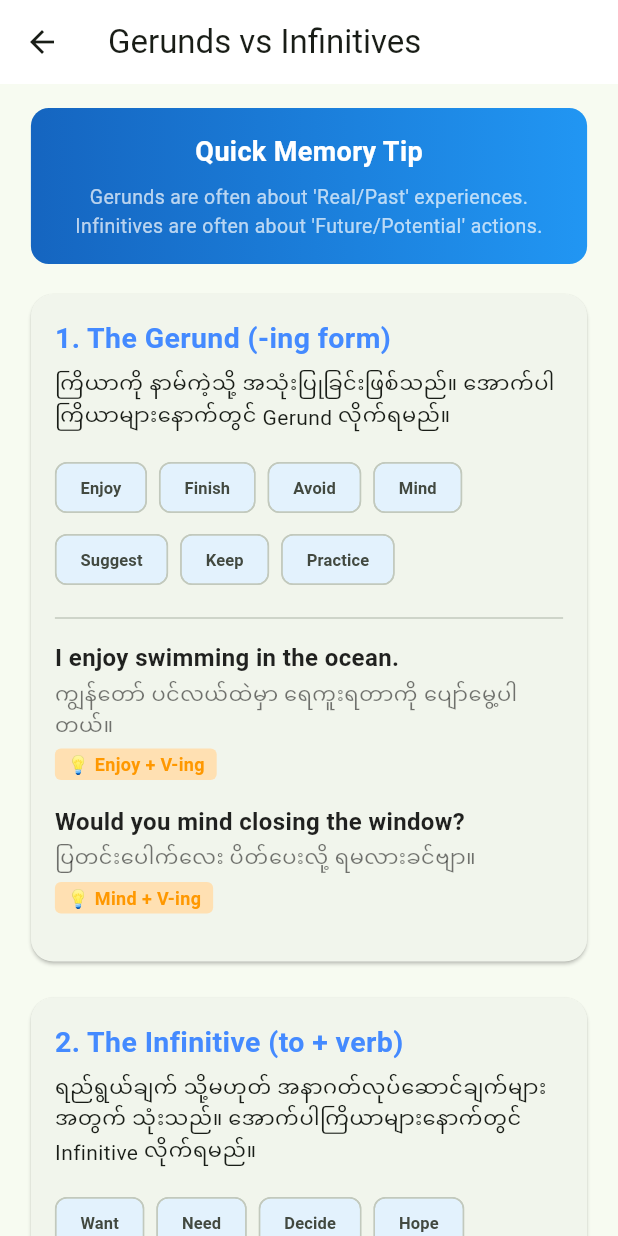
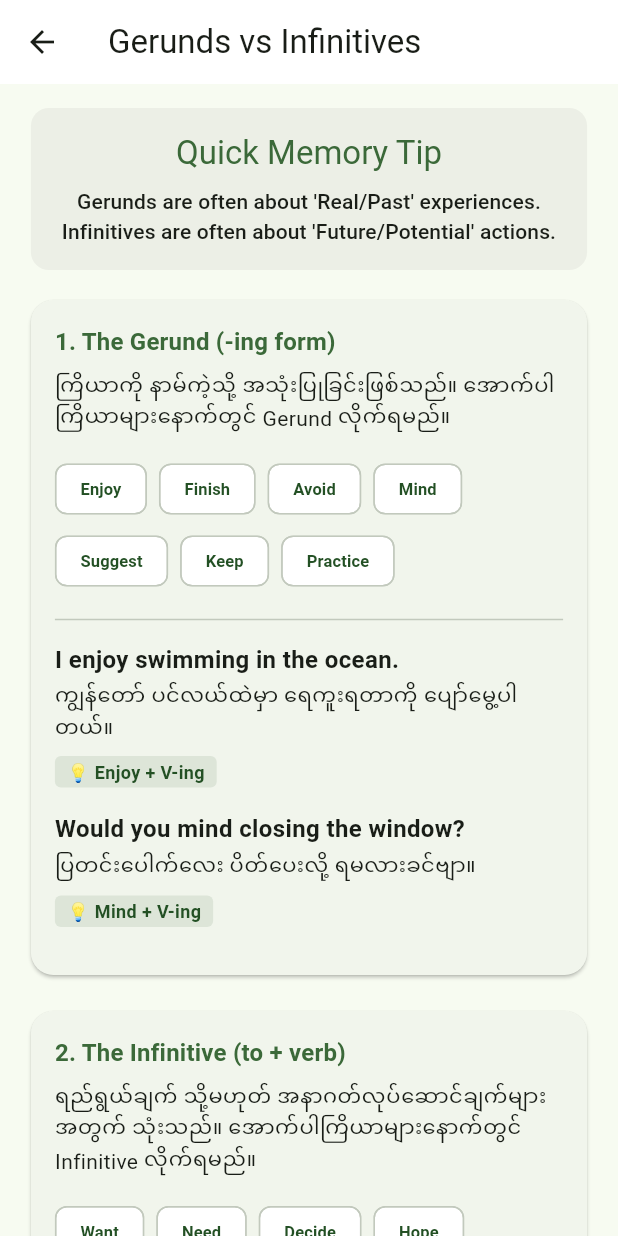
Before and after one commit to thanwannahtun/PerfectEnglish, a Flutter app: the GerundsVsInfinitivesScreen screen opened directly, on a phone screen of 412 x 824 dp. Run offline on Flutter 3.47's test engine with Material 3 defaults, Android fonts, the phone set to English and light mode, and no system bars; our stand-ins replace audioplayers; Roboto replaces fonts that are missing (Pyidaungsu).

Commit message:
Theme: Dark Mode

```diff
--- a/lib/grammer_section/articles_detail_screen.dart
+++ b/lib/grammer_section/articles_detail_screen.dart
@@ -108,7 +108,6 @@ class ArticlesDetailScreen extends StatelessWidget {
                     vertical: 6,
                   ),
                   decoration: BoxDecoration(
-                    // color: Colors.grey.shade200,
                     color: Theme.of(
                       context,
                     ).colorScheme.onPrimaryContainer.withAlpha(25),
--- a/lib/grammer_section/gerunds_vs_infinitives_screen.dart
+++ b/lib/grammer_section/gerunds_vs_infinitives_screen.dart
@@ -1,5 +1,3 @@
-
-
 // This is one of the most challenging areas for advanced learners because
 // there isn't always a simple "mathematical" rule.
 // It often depends on the specific verb that comes before.
@@ -24,64 +22,83 @@ class GerundsVsInfinitivesScreen extends StatelessWidget {
   final List<Map<String, dynamic>> grammarData = const [
     {
       'type': '1. The Gerund (-ing form)',
-      'desc': 'ကြိယာကို နာမ်ကဲ့သို့ အသုံးပြုခြင်းဖြစ်သည်။ အောက်ပါကြိယာများနောက်တွင် Gerund လိုက်ရမည်။',
-      'keywords': ['Enjoy', 'Finish', 'Avoid', 'Mind', 'Suggest', 'Keep', 'Practice'],
+      'desc':
+          'ကြိယာကို နာမ်ကဲ့သို့ အသုံးပြုခြင်းဖြစ်သည်။ အောက်ပါကြိယာများနောက်တွင် Gerund လိုက်ရမည်။',
+      'keywords': [
+        'Enjoy',
+        'Finish',
+        'Avoid',
+        'Mind',
+        'Suggest',
+        'Keep',
+        'Practice',
+      ],
       'examples': [
         {
           'en': 'I enjoy swimming in the ocean.',
           'mm': 'ကျွန်တော် ပင်လယ်ထဲမှာ ရေကူးရတာကို ပျော်မွေ့ပါတယ်။',
-          'note': 'Enjoy + V-ing'
+          'note': 'Enjoy + V-ing',
         },
         {
           'en': 'Would you mind closing the window?',
           'mm': 'ပြတင်းပေါက်လေး ပိတ်ပေးလို့ ရမလားခင်ဗျာ။',
-          'note': 'Mind + V-ing'
-        }
-      ]
+          'note': 'Mind + V-ing',
+        },
+      ],
     },
     {
       'type': '2. The Infinitive (to + verb)',
-      'desc': 'ရည်ရွယ်ချက် သို့မဟုတ် အနာဂတ်လုပ်ဆောင်ချက်များအတွက် သုံးသည်။ အောက်ပါကြိယာများနောက်တွင် Infinitive လိုက်ရမည်။',
-      'keywords': ['Want', 'Need', 'Decide', 'Hope', 'Promise', 'Plan', 'Agree'],
+      'desc':
+          'ရည်ရွယ်ချက် သို့မဟုတ် အနာဂတ်လုပ်ဆောင်ချက်များအတွက် သုံးသည်။ အောက်ပါကြိယာများနောက်တွင် Infinitive လိုက်ရမည်။',
+      'keywords': [
+        'Want',
+        'Need',
+        'Decide',
+        'Hope',
+        'Promise',
+        'Plan',
+        'Agree',
+      ],
       'examples': [
         {
           'en': 'I decided to move to a new city.',
           'mm': 'မြို့အသစ်ကို ပြောင်းဖို့ ကျွန်တော် ဆုံးဖြတ်လိုက်တယ်။',
-          'note': 'Decide + to V1'
+          'note': 'Decide + to V1',
         },
         {
           'en': 'She promised to help me.',
           'mm': 'သူမ ကျွန်တော့်ကို ကူညီမယ်လို့ ကတိပေးခဲ့တယ်။',
-          'note': 'Promise + to V1'
-        }
-      ]
+          'note': 'Promise + to V1',
+        },
+      ],
     },
     {
       'type': '3. Meaning Change (အဓိပ္ပာယ်ပြောင်းလဲမှု)',
-      'desc': 'အချို့ကြိယာများသည် Gerund သို့မဟုတ် Infinitive သုံးပုံပေါ်မူတည်၍ အဓိပ္ပာယ်ကွဲပြားသွားတတ်သည်။ (အဆင့်မြင့် ကျောင်းသားများအတွက် အလွန်အရေးကြီးသည်)',
+      'desc':
+          'အချို့ကြိယာများသည် Gerund သို့မဟုတ် Infinitive သုံးပုံပေါ်မူတည်၍ အဓိပ္ပာယ်ကွဲပြားသွားတတ်သည်။ (အဆင့်မြင့် ကျောင်းသားများအတွက် အလွန်အရေးကြီးသည်)',
       'examples': [
         {
           'en': 'I stopped smoking.',
           'mm': 'ကျွန်တော် ဆေးလိပ်သောက်တာကို လုံးဝဖြတ်လိုက်ပြီ။',
-          'note': 'Stop + Gerund = လုပ်လက်စအလုပ်ကို ရပ်တန့်ခြင်း'
+          'note': 'Stop + Gerund = လုပ်လက်စအလုပ်ကို ရပ်တန့်ခြင်း',
         },
         {
           'en': 'I stopped to smoke.',
           'mm': 'ကျွန်တော် ဆေးလိပ်သောက်ဖို့ (လမ်းဘေးမှာ) ခဏရပ်လိုက်တယ်။',
-          'note': 'Stop + Infinitive = အခြားအလုပ်တစ်ခုလုပ်ရန် ရပ်တန့်ခြင်း'
+          'note': 'Stop + Infinitive = အခြားအလုပ်တစ်ခုလုပ်ရန် ရပ်တန့်ခြင်း',
         },
         {
           'en': 'I forgot meeting him.',
           'mm': 'သူ့ကိုတွေ့ခဲ့တာကို ကျွန်တော် မေ့သွားတယ်။',
-          'note': 'Forgot + Gerund = လုပ်ခဲ့ပြီးသား အတိတ်ကိုမေ့ခြင်း'
+          'note': 'Forgot + Gerund = လုပ်ခဲ့ပြီးသား အတိတ်ကိုမေ့ခြင်း',
         },
         {
           'en': 'I forgot to meet him.',
           'mm': 'သူ့ကိုတွေ့ဖို့ (ချိန်းထားတာကို) ကျွန်တော် မေ့သွားတယ်။',
-          'note': 'Forgot + Infinitive = လုပ်ရန်ကျန်ရှိသည်ကို မေ့ခြင်း'
-        }
-      ]
-    }
+          'note': 'Forgot + Infinitive = လုပ်ရန်ကျန်ရှိသည်ကို မေ့ခြင်း',
+        },
+      ],
+    },
   ];
 
   @override
@@ -92,76 +109,126 @@ class GerundsVsInfinitivesScreen extends StatelessWidget {
         padding: EdgeInsets.symmetric(
           vertical: 16,
           horizontal: MediaQuery.sizeOf(context).width * 0.05,
-        ),        children: [
-          _buildComparisonHeader(),
+        ),
+        children: [
+          _buildComparisonHeader(context),
           const SizedBox(height: 20),
-          ...grammarData.map((data) => _buildGrammarCard(data)),
+          ...grammarData.map((data) => _buildGrammarCard(data, context)),
         ],
       ),
     );
   }
 
-  Widget _buildComparisonHeader() {
+  Widget _buildComparisonHeader(BuildContext context) {
     return Container(
       padding: const EdgeInsets.all(16),
       decoration: BoxDecoration(
-        gradient: LinearGradient(colors: [Colors.blue.shade800, Colors.blue.shade500]),
+        color: Theme.of(context).colorScheme.surfaceContainer,
         borderRadius: BorderRadius.circular(12),
       ),
-      child: const Column(
+      child: Column(
         children: [
-          Text("Quick Memory Tip", style: TextStyle(color: Colors.white, fontWeight: FontWeight.bold, fontSize: 18)),
+          Text(
+            "Quick Memory Tip",
+            style: Theme.of(context).textTheme.titleLarge,
+          ),
           SizedBox(height: 8),
           Text(
             "Gerunds are often about 'Real/Past' experiences.\nInfinitives are often about 'Future/Potential' actions.",
             textAlign: TextAlign.center,
-            style: TextStyle(color: Colors.white70, fontSize: 13),
+            style: Theme.of(context).textTheme.titleSmall,
           ),
         ],
       ),
     );
   }
 
-  Widget _buildGrammarCard(Map<String, dynamic> data) {
+  Widget _buildGrammarCard(Map<String, dynamic> data, BuildContext context) {
     return Card(
       margin: const EdgeInsets.only(bottom: 24),
-      elevation: 1,
       shape: RoundedRectangleBorder(borderRadius: BorderRadius.circular(15)),
       child: Padding(
         padding: const EdgeInsets.all(16),
         child: Column(
           crossAxisAlignment: CrossAxisAlignment.start,
           children: [
-            Text(data['type'], style: const TextStyle(fontSize: 19, fontWeight: FontWeight.bold, color: Colors.blueAccent)),
+            Text(data['type'], style: Theme.of(context).textTheme.titleMedium),
             const SizedBox(height: 8),
             Text(data['desc'], style: const TextStyle(fontSize: 14)),
             const SizedBox(height: 12),
             if (data.containsKey('keywords'))
               Wrap(
                 spacing: 8,
-                children: (data['keywords'] as List<String>).map((word) => Chip(
-                  label: Text(word, style: const TextStyle(fontSize: 11, fontWeight: FontWeight.bold)),
-                  backgroundColor: Colors.blue.shade50,
-                )).toList(),
+                children: (data['keywords'] as List<String>)
+                    .map(
+                      (word) => Chip(
+                        label: Text(
+                          word,
+                          style: TextStyle(
+                            color: Theme.of(
+                              context,
+                            ).colorScheme.onPrimaryContainer,
+                            fontSize: 11,
+                            fontWeight: FontWeight.bold,
+                          ),
+                        ),
+                        backgroundColor: Theme.of(
+                          context,
+                        ).colorScheme.onPrimary,
+                      ),
+                    )
+                    .toList(),
               ),
             const Divider(height: 30),
-            ... (data['examples'] as List).map((ex) => Padding(
+            ...(data['examples'] as List).map(
+              (ex) => Padding(
                 padding: const EdgeInsets.only(bottom: 16),
                 child: Column(
                   crossAxisAlignment: CrossAxisAlignment.start,
                   children: [
-                  Text(ex['en'], style: const TextStyle(fontSize: 16, fontWeight: FontWeight.bold, color: Colors.black87)),
+                    Text(
+                      ex['en'],
+                      style: const TextStyle(
+                        fontSize: 16,
+                        fontWeight: FontWeight.bold,
+                        // color: Colors.black87,
+                      ),
+                    ),
                     const SizedBox(height: 4),
-                  Text(ex['mm'], style: const TextStyle(fontSize: 14, color: Colors.black54)),
-                  const SizedBox(height: 4),
+                    Text(
+                      ex['mm'],
+                      style: const TextStyle(
+                        fontSize: 14,
+                        // color: Colors.black54,
+                      ),
+                    ),
+                    const SizedBox(height: 8),
                     Container(
-                    padding: const EdgeInsets.symmetric(horizontal: 8, vertical: 2),
-                    decoration: BoxDecoration(color: Colors.orange.shade100, borderRadius: BorderRadius.circular(4)),
-                    child: Text("💡 ${ex['note']}", style: const TextStyle(fontSize: 12, fontWeight: FontWeight.w600, color: Colors.orange)),
+                      padding: const EdgeInsets.symmetric(
+                        horizontal: 8,
+                        vertical: 2,
+                      ),
+                      decoration: BoxDecoration(
+                        color: Theme.of(
+                          context,
+                        ).colorScheme.onPrimaryContainer.withAlpha(25),
+                        borderRadius: BorderRadius.circular(4),
+                      ),
+                      child: Text(
+                        "💡 ${ex['note']}",
+                        style: TextStyle(
+                          fontSize: 12,
+                          fontWeight: FontWeight.w600,
+                          color: Theme.of(
+                            context,
+                          ).colorScheme.onPrimaryContainer,
+                        ),
+                      ),
                     ),
                   ],
                 ),
-            )),
+              ),
+            ),
           ],
         ),
       ),
--- a/lib/grammer_section/grammer_hub.dart
+++ b/lib/grammer_section/grammer_hub.dart
@@ -125,7 +125,8 @@ class GrammarHubScreen extends StatelessWidget {
                   child: ListTile(
                     title: Text(
                       topic['title'],
-                      style: const TextStyle(fontWeight: FontWeight.w600),
+                      style: Theme.of(context).textTheme.titleMedium,
+                      // style: const TextStyle(fontWeight: FontWeight.w600),
                     ),
                     subtitle: Text(topic['desc']),
                     trailing: const Icon(Icons.arrow_forward_ios, size: 14),
```
Also changed, not shown: lib/certification/certification_quiz_screen.dart (+7 -6 lines), lib/grammer_section/conditionals_screen.dart (+6 -13 lines), lib/grammer_section/inversion_detail_screen.dart (+38 -43 lines), lib/grammer_section/relative_clauses_screen.dart (+15 -25 lines), lib/grammer_section/reported_speech_screen.dart (+28 -32 lines), lib/grammer_section/subject_verb_agreement_screen.dart (+10 -10 lines), lib/grammer_section/tenses_category_screen.dart (+7 -10 lines), lib/main.dart (+12 -3 lines), lib/parts_of_speech.dart (+5 -9 lines), 1 other file. Lines whose indentation alone changed are shown as unchanged.
